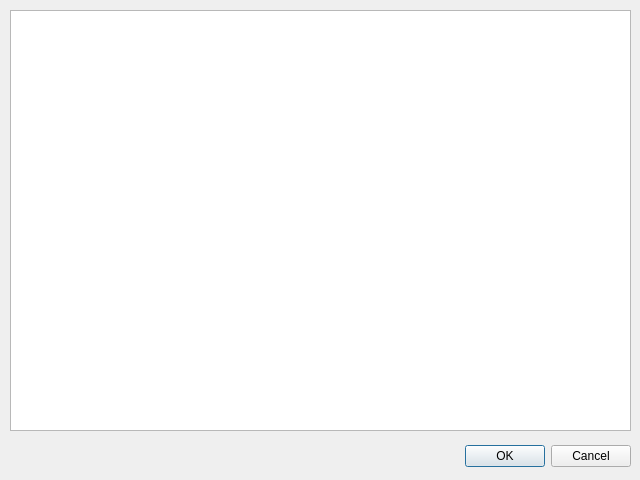
stefanodellosa-personal/WADAS, file src/ui/configure_camera_to_actuator_associations.ui: the form before one commit.
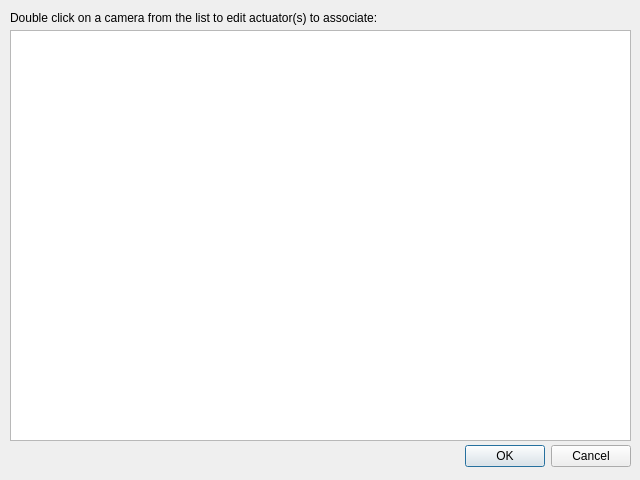
The form after the commit.

Patch:
```diff
--- a/src/ui/configure_camera_to_actuator_associations.ui
+++ b/src/ui/configure_camera_to_actuator_associations.ui
@@ -33,11 +33,24 @@
    <property name="geometry">
     <rect>
      <x>10</x>
+     <y>30</y>
+     <width>621</width>
+     <height>411</height>
+    </rect>
+   </property>
+  </widget>
+  <widget class="QLabel" name="label">
+   <property name="geometry">
+    <rect>
+     <x>10</x>
      <y>10</y>
      <width>621</width>
-     <height>421</height>
+     <height>16</height>
     </rect>
    </property>
+   <property name="text">
+    <string>Double click on a camera from the list to edit actuator(s) to associate:</string>
+   </property>
   </widget>
  </widget>
  <resources/>
```
